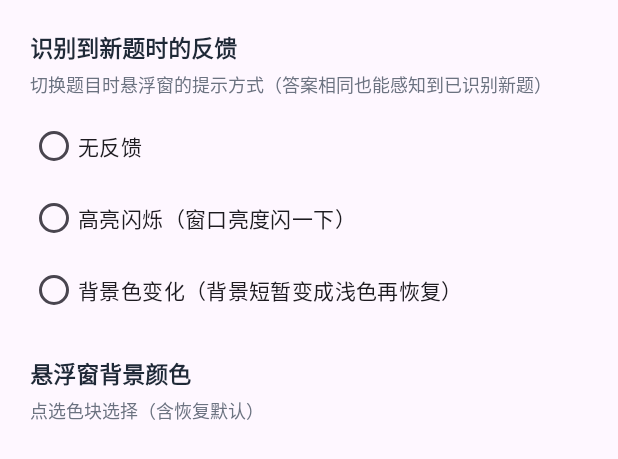
After one commit to storm0606/wecom-quiz-helper, an Android app: the layout overlay_settings_dialog.xml on its own in the app's theme, with its tools: preview values and no code run, on a phone screen of 412 x 824 dp. The commit adds this screen. Shown: the top 459 px of the screen. Run offline under Robolectric (Android 15) with nearby library versions, the light colour scheme and no system bars.

Commit message:
v1.5：悬浮窗自定义设置（反馈方式 + 背景颜色）

```diff
--- a/android/app/build.gradle.kts
+++ b/android/app/build.gradle.kts
@@ -14,8 +14,8 @@ android {
         applicationId = "com.qweexam.app"
         minSdk = 26
         targetSdk = 34
-        versionCode = 5
-        versionName = "1.4"
+        versionCode = 6
+        versionName = "1.5"
         testInstrumentationRunner = "androidx.test.runner.AndroidJUnitRunner"
     }
 
--- a/android/app/src/main/java/com/qweexam/app/data/db/AppSettingsEntity.kt
+++ b/android/app/src/main/java/com/qweexam/app/data/db/AppSettingsEntity.kt
@@ -14,4 +14,6 @@ data class AppSettingsEntity(
 object AppSettingsKeys {
     const val MATCH_MODE = "match_mode"          // all / specific
     const val CURRENT_BANK_ID = "current_bank_id"
+    const val OVERLAY_FEEDBACK = "overlay_feedback"   // none / flash / color
+    const val OVERLAY_BG_COLOR = "overlay_bg_color"   // #AARRGGBB
 }
--- /dev/null
+++ b/android/app/src/main/res/layout/overlay_settings_dialog.xml
@@ -0,0 +1,84 @@
+<?xml version="1.0" encoding="utf-8"?>
+<ScrollView xmlns:android="http://schemas.android.com/apk/res/android"
+    xmlns:app="http://schemas.android.com/apk/res-auto"
+    android:layout_width="match_parent"
+    android:layout_height="wrap_content">
+
+    <LinearLayout
+        android:layout_width="match_parent"
+        android:layout_height="wrap_content"
+        android:orientation="vertical"
+        android:padding="20dp">
+
+        <TextView
+            android:layout_width="match_parent"
+            android:layout_height="wrap_content"
+            android:text="@string/overlay_feedback_label"
+            android:textColor="#1F2937"
+            android:textSize="15sp"
+            android:textStyle="bold" />
+
+        <TextView
+            android:layout_width="match_parent"
+            android:layout_height="wrap_content"
+            android:layout_marginTop="4dp"
+            android:text="@string/overlay_feedback_hint"
+            android:textColor="#6B7280"
+            android:textSize="12sp" />
+
+        <RadioGroup
+            android:id="@+id/rgFeedback"
+            android:layout_width="match_parent"
+            android:layout_height="wrap_content"
+            android:layout_marginTop="8dp">
+
+            <RadioButton
+                android:id="@+id/rbFeedbackNone"
+                android:layout_width="match_parent"
+                android:layout_height="wrap_content"
+                android:text="@string/overlay_feedback_none" />
+
+            <RadioButton
+                android:id="@+id/rbFeedbackFlash"
+                android:layout_width="match_parent"
+                android:layout_height="wrap_content"
+                android:text="@string/overlay_feedback_flash" />
+
+            <RadioButton
+                android:id="@+id/rbFeedbackColor"
+                android:layout_width="match_parent"
+                android:layout_height="wrap_content"
+                android:text="@string/overlay_feedback_color" />
+        </RadioGroup>
+
+        <TextView
+            android:layout_width="match_parent"
+            android:layout_height="wrap_content"
+            android:layout_marginTop="20dp"
+            android:text="@string/overlay_bg_label"
+            android:textColor="#1F2937"
+            android:textSize="15sp"
+            android:textStyle="bold" />
+
+        <TextView
+            android:layout_width="match_parent"
+            android:layout_height="wrap_content"
+            android:layout_marginTop="4dp"
+            android:text="@string/overlay_bg_hint"
+            android:textColor="#6B7280"
+            android:textSize="12sp" />
+
+        <HorizontalScrollView
+            android:layout_width="match_parent"
+            android:layout_height="wrap_content"
+            android:layout_marginTop="10dp">
+
+            <LinearLayout
+                android:id="@+id/swatchContainer"
+                android:layout_width="wrap_content"
+                android:layout_height="wrap_content"
+                android:orientation="horizontal" />
+        </HorizontalScrollView>
+
+    </LinearLayout>
+</ScrollView>
--- a/android/app/src/main/res/values/strings.xml
+++ b/android/app/src/main/res/values/strings.xml
@@ -50,4 +50,13 @@
     <string name="active_bank_all">所有题库（共 %1$d 题）</string>
     <string name="active_bank_specific">%1$s（%2$d 题）</string>
     <string name="active_bank_none">未选择题库（请到题库管理中设置）</string>
+    <string name="overlay_settings_title">悬浮窗设置</string>
+    <string name="overlay_feedback_label">识别到新题时的反馈</string>
+    <string name="overlay_feedback_hint">切换题目时悬浮窗的提示方式（答案相同也能感知到已识别新题）</string>
+    <string name="overlay_feedback_none">无反馈</string>
+    <string name="overlay_feedback_flash">高亮闪烁（窗口亮度闪一下）</string>
+    <string name="overlay_feedback_color">背景色变化（背景短暂变成浅色再恢复）</string>
+    <string name="overlay_bg_label">悬浮窗背景颜色</string>
+    <string name="overlay_bg_hint">点选色块选择（含恢复默认）</string>
+    <string name="overlay_settings_saved">悬浮窗设置已保存</string>
 </resources>
```
Also changed, not shown: android/app/src/main/java/com/qweexam/app/MainActivity.kt (+96 -0 lines), android/app/src/main/java/com/qweexam/app/data/repository/AnswerRepository.kt (+27 -0 lines), android/app/src/main/java/com/qweexam/app/service/AnswerOverlayService.kt (+39 -5 lines), android/app/src/main/res/layout/activity_main.xml (+7 -0 lines), 1 other file.
